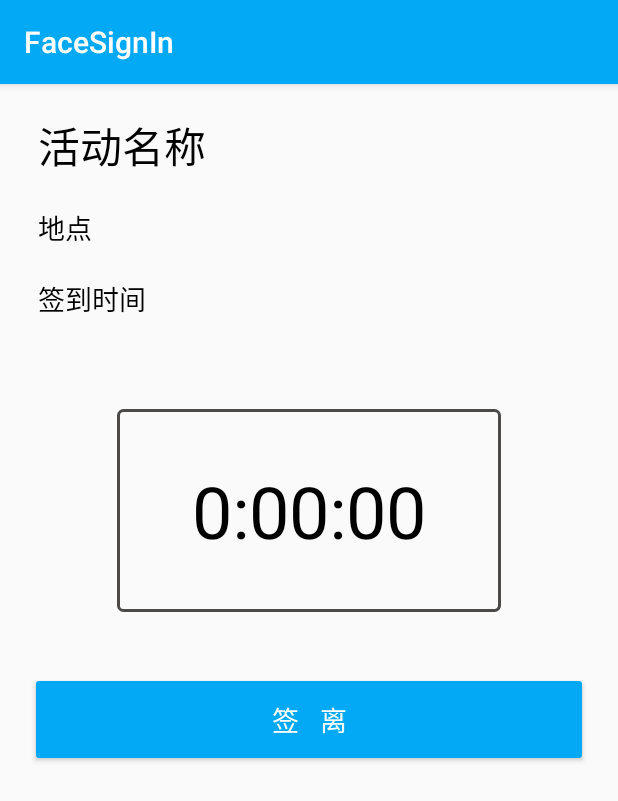
After one commit to IAn2018cs/FaceSignIn, an Android app: the ActiveMoveActivity screen opened directly, with no data from a screen before it, on a phone screen of 412 x 824 dp. The commit adds this screen. Shown: the top 801 px of the screen. Run offline under Robolectric (Android 15) with nearby library versions, the phone set to English and light mode, and no system bars; our stand-ins replace CircleImageView; 2 statements that could not run were skipped.

Commit message:
添加活动签离

```diff
--- a/app/src/main/AndroidManifest.xml
+++ b/app/src/main/AndroidManifest.xml
@@ -66,6 +66,9 @@
             android:screenOrientation="portrait"
             android:theme="@style/AppTheme.NoTitle" />
 
+        <activity android:name=".ui.activemove.ActiveMoveActivity"
+            android:screenOrientation="portrait" />
+
         <service android:name=".service.SensorService" />
 
         <service android:name="com.sensoro.beacon.kit.BeaconService" />
--- a/app/src/main/java/cn/ian2018/facesignin/ui/activedetail/ActiveDetailActivity.java
+++ b/app/src/main/java/cn/ian2018/facesignin/ui/activedetail/ActiveDetailActivity.java
@@ -22,6 +22,7 @@ import cn.ian2018.facesignin.bean.Active;
 import cn.ian2018.facesignin.data.db.MyDatabase;
 import cn.ian2018.facesignin.event.SensorGone;
 import cn.ian2018.facesignin.event.SensorUpdate;
+import cn.ian2018.facesignin.ui.activemove.ActiveMoveActivity;
 import cn.ian2018.facesignin.ui.base.BaseActivity;
 
 import static cn.ian2018.facesignin.ui.userhome.pager.active.ActiveFragment.TYPE_DUTY;
@@ -31,7 +32,7 @@ import static cn.ian2018.facesignin.ui.userhome.pager.active.ActiveFragment.TYPE
 import static cn.ian2018.facesignin.ui.userhome.pager.active.ActiveFragment.TYPE_TRAINING;
 
 /**
- * Description:
+ * Description: 活动详情
  * Author:chenshuai
  * E-mail:chenshuai@amberweather.com
  * Date:2019/2/15
@@ -165,7 +166,9 @@ public class ActiveDetailActivity extends BaseActivity<ActiveDetailPresenter> im
 
     @Override
     public void goSinOutActivity() {
-        // TODO 跳转到签离界面
+        // 跳转到签离界面
+        ActiveMoveActivity.start(this, mActive, mYunziId);
+        finish();
     }
 
     // 显示确认签到对话框
--- /dev/null
+++ b/app/src/main/java/cn/ian2018/facesignin/ui/activemove/ActiveMoveActivity.java
@@ -0,0 +1,86 @@
+package cn.ian2018.facesignin.ui.activemove;
+
+import android.content.Context;
+import android.content.Intent;
+import android.view.KeyEvent;
+import android.view.View;
+import android.widget.Button;
+import android.widget.TextView;
+
+import cn.ian2018.facesignin.R;
+import cn.ian2018.facesignin.bean.Active;
+import cn.ian2018.facesignin.ui.base.BaseActivity;
+
+/**
+ * Description: 活动签离界面
+ * Author:chenshuai
+ * E-mail:chenshuai@ian2018.cn
+ * Date:2019/2/21
+ */
+public class ActiveMoveActivity extends BaseActivity<ActiveMovePresenter> implements ActiveMoveContract.ActiveMoveView {
+
+    private TextView mActivityNameTv;
+    private TextView mLocationTv;
+    private TextView mInTimeTv;
+    private TextView mTotalTimeTv;
+    private Active.DataBean mActive;
+    private String mYunziId;
+
+    public static void start(Context context, Active.DataBean active, String yunziId) {
+        Intent starter = new Intent(context, ActiveMoveActivity.class);
+        starter.putExtra("active", active);
+        starter.putExtra("yunziId", yunziId);
+        context.startActivity(starter);
+    }
+
+    @Override
+    protected ActiveMovePresenter createPresenter() {
+        return new ActiveMovePresenter();
+    }
+
+    @Override
+    protected void initData() {
+        Intent intent = getIntent();
+        mActive = (Active.DataBean) intent.getSerializableExtra("active");
+        mYunziId = intent.getStringExtra("yunziId");
+
+        mActivityNameTv.setText(mActive.getActivityName());
+        mLocationTv.setText(mActive.getLocation());
+    }
+
+    @Override
+    protected void initView() {
+        mActivityNameTv = findViewById(R.id.tv_activeName);
+        mLocationTv = findViewById(R.id.tv_location);
+        mInTimeTv = findViewById(R.id.tv_inTime);
+        mTotalTimeTv = findViewById(R.id.tv_total_time);
+        Button moveButton = findViewById(R.id.moveButton);
+
+        moveButton.setOnClickListener(new View.OnClickListener() {
+            @Override
+            public void onClick(View v) {
+                // TODO 签离逻辑
+                //showSignOutConfirmDialog();
+            }
+        });
+    }
+
+    @Override
+    protected void setContentView() {
+        setContentView(R.layout.activity_active_move);
+    }
+
+    // 重写返回键  使其回到桌面
+    @Override
+    public boolean onKeyDown(int keyCode, KeyEvent event) {
+        switch (keyCode) {
+            case KeyEvent.KEYCODE_BACK:
+                // 通过隐示意图 开启桌面
+                Intent intent = new Intent(Intent.ACTION_MAIN);
+                intent.addCategory(Intent.CATEGORY_HOME);
+                startActivity(intent);
+                return true;
+        }
+        return super.onKeyDown(keyCode, event);
+    }
+}
--- /dev/null
+++ b/app/src/main/java/cn/ian2018/facesignin/ui/activemove/ActiveMoveContract.java
@@ -0,0 +1,23 @@
+package cn.ian2018.facesignin.ui.activemove;
+
+import cn.ian2018.facesignin.ui.base.BaseView;
+
+/**
+ * Description:
+ * Author:chenshuai
+ * E-mail:chenshuai@ian2018.cn
+ * Date:2019/2/21
+ */
+public class ActiveMoveContract {
+    interface ActiveMoveView extends BaseView {
+
+    }
+
+    interface ActiveMoveModel {
+
+    }
+
+    interface ActiveMovePresenter {
+
+    }
+}
--- /dev/null
+++ b/app/src/main/java/cn/ian2018/facesignin/ui/activemove/ActiveMoveModel.java
@@ -0,0 +1,10 @@
+package cn.ian2018.facesignin.ui.activemove;
+
+/**
+ * Description:
+ * Author:chenshuai
+ * E-mail:chenshuai@ian2018.cn
+ * Date:2019/2/21
+ */
+public class ActiveMoveModel implements ActiveMoveContract.ActiveMoveModel {
+}
--- /dev/null
+++ b/app/src/main/java/cn/ian2018/facesignin/ui/activemove/ActiveMovePresenter.java
@@ -0,0 +1,12 @@
+package cn.ian2018.facesignin.ui.activemove;
+
+import cn.ian2018.facesignin.ui.base.BasePresenter;
+
+/**
+ * Description:
+ * Author:chenshuai
+ * E-mail:chenshuai@ian2018.cn
+ * Date:2019/2/21
+ */
+public class ActiveMovePresenter extends BasePresenter<ActiveMoveContract.ActiveMoveView> implements ActiveMoveContract.ActiveMovePresenter {
+}
--- /dev/null
+++ b/app/src/main/res/drawable/shape_active_move_time_bg.xml
@@ -0,0 +1,8 @@
+<?xml version="1.0" encoding="utf-8"?>
+<shape xmlns:android="http://schemas.android.com/apk/res/android">
+    <solid android:color="#00ffffff" />
+    <corners
+        android:radius="3dp" />
+    <stroke android:color="#4c4949"
+        android:width="2dp"/>
+</shape>
--- /dev/null
+++ b/app/src/main/res/layout/activity_active_move.xml
@@ -0,0 +1,67 @@
+<?xml version="1.0" encoding="utf-8"?>
+<LinearLayout xmlns:android="http://schemas.android.com/apk/res/android"
+    android:layout_width="match_parent"
+    android:layout_height="match_parent"
+    android:orientation="vertical">
+
+
+    <TextView
+        android:id="@+id/tv_activeName"
+        android:layout_width="wrap_content"
+        android:layout_height="wrap_content"
+        android:layout_marginLeft="25dp"
+        android:layout_marginTop="20dp"
+        android:text="活动名称"
+        android:textColor="#000000"
+        android:textSize="28sp" />
+
+    <TextView
+        android:id="@+id/tv_location"
+        android:layout_width="wrap_content"
+        android:layout_height="wrap_content"
+        android:layout_marginLeft="25dp"
+        android:layout_marginTop="20dp"
+        android:text="地点"
+        android:textColor="#000000"
+        android:textSize="18sp" />
+
+    <TextView
+        android:id="@+id/tv_inTime"
+        android:layout_width="wrap_content"
+        android:layout_height="wrap_content"
+        android:layout_marginLeft="25dp"
+        android:layout_marginTop="20dp"
+        android:text="签到时间"
+        android:textColor="#000000"
+        android:textSize="18sp" />
+
+    <TextView
+        android:id="@+id/tv_total_time"
+        android:layout_width="wrap_content"
+        android:layout_height="wrap_content"
+        android:layout_gravity="center_horizontal"
+        android:layout_marginTop="60dp"
+        android:background="@drawable/shape_active_move_time_bg"
+        android:paddingBottom="35dp"
+        android:paddingLeft="50dp"
+        android:paddingRight="50dp"
+        android:paddingTop="35dp"
+        android:text="0:00:00"
+        android:textColor="#000000"
+        android:textSize="48sp" />
+
+
+    <Button
+        android:id="@+id/moveButton"
+        android:layout_width="match_parent"
+        android:layout_height="wrap_content"
+        android:layout_marginLeft="20dp"
+        android:layout_marginRight="20dp"
+        android:layout_marginTop="40dp"
+        android:backgroundTint="@color/colorPrimary"
+        android:paddingBottom="18dp"
+        android:paddingTop="18dp"
+        android:text="签   离"
+        android:textColor="#ffffff"
+        android:textSize="18sp" />
+</LinearLayout>
```
